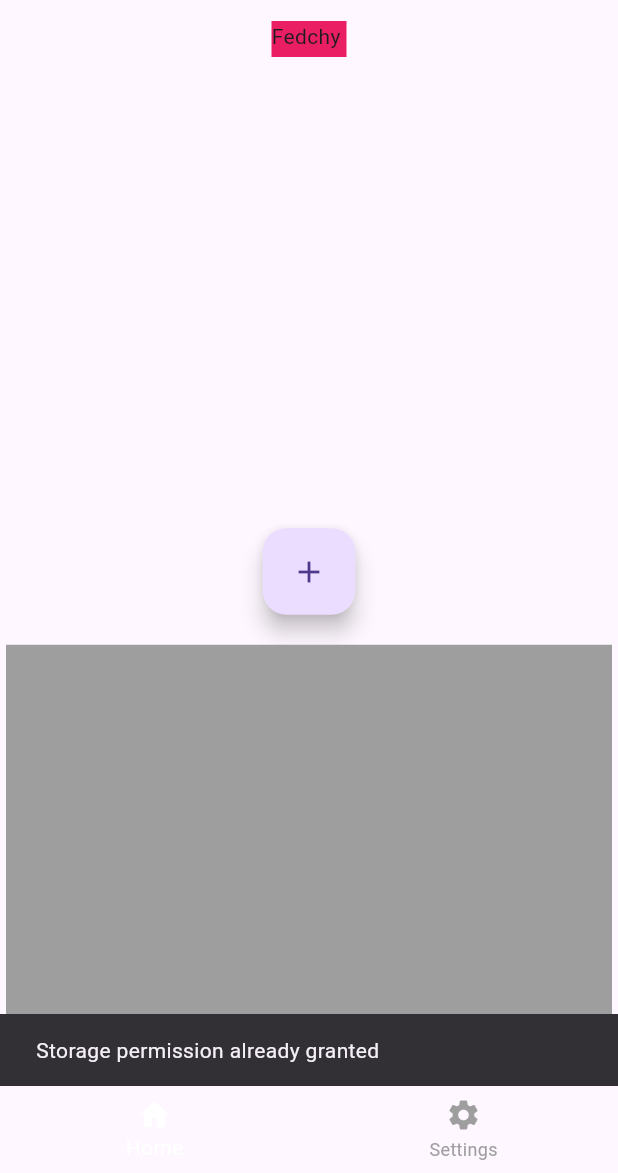
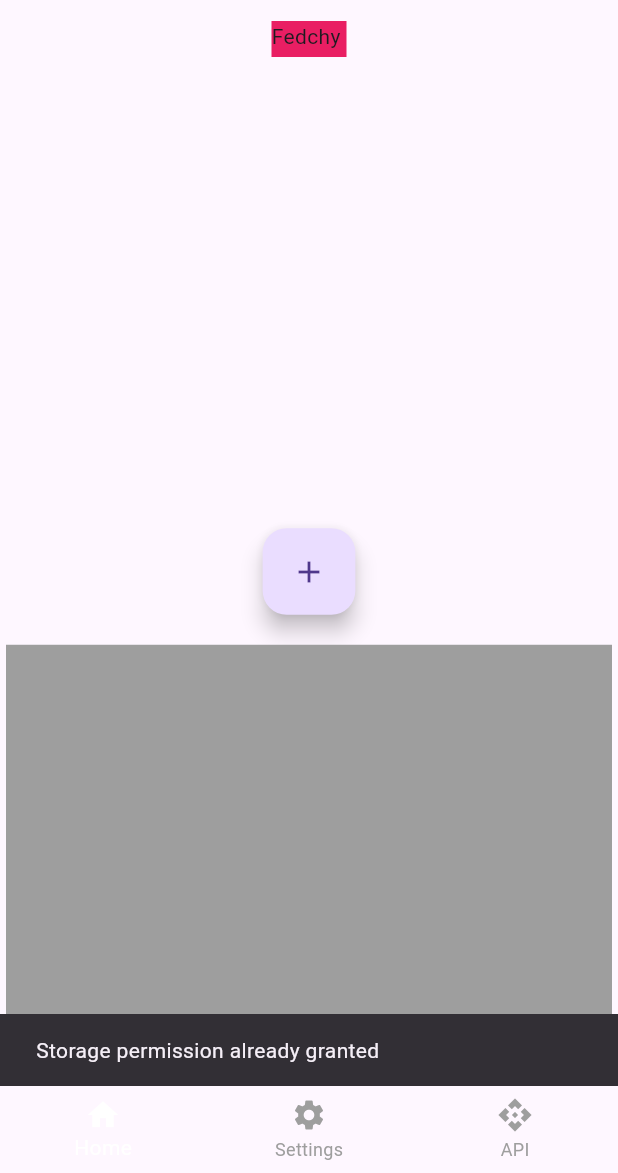
Before and after one commit to ebriONE/permission_handler_training, a Flutter app: the screen it shows after launch, after a tap on the "add" icon, on a phone screen of 412 x 824 dp, the part 63-1236 px from its top. Run offline on Flutter 3.47's test engine with Material 3 defaults, Android fonts, the phone set to English and light mode, and no system bars; our stand-ins replace connectivity_plus, get, permission_handler.

Commit message:
add network_controller and a HTTPs request

```diff
--- a/lib/Pages/homePage.dart
+++ b/lib/Pages/homePage.dart
@@ -2,11 +2,14 @@ import 'package:file_type_check/tools/permission.dart';
 import 'package:flutter/material.dart';
 
 class MainPage extends StatefulWidget {
+  const MainPage({super.key});
+
   @override
   State<MainPage> createState() => _MainPageState();
 }
 
 class _MainPageState extends State<MainPage> {
+
 
   Color _pressed = Colors.grey;
 
--- /dev/null
+++ b/lib/Pages/thirdPage.dart
@@ -0,0 +1,43 @@
+import 'package:flutter/material.dart';
+import 'package:flutter/widgets.dart';
+
+import '../tools/randomUserDataService.dart';
+
+
+  class apiPage extends StatefulWidget {
+  @override
+  _apiPage createState() => _apiPage();
+
+  }
+
+  class _apiPage extends State<apiPage>{
+
+
+
+
+    @override
+    loadUser() async {
+      final result = await UserService().getUser();
+      result.forEach((element) {print(element.email);
+
+      });
+    }
+    Widget build(BuildContext context){
+      return  Scaffold(
+        body: Center(
+          child: SizedBox(
+            height: MediaQuery.of(context).size.height * 0.4,
+            width: MediaQuery.of(context).size.width * 0.7,
+            child: Container(
+              color: Colors.blueGrey,
+              child: Text(""),
+              //TODO add data from returned JSON
+            ),
+          ),
+        ),
+
+      );
+    }
+
+
+  }
--- a/lib/Theme/theme.dart
+++ b/lib/Theme/theme.dart
@@ -3,7 +3,8 @@ import 'package:flutter/material.dart';
 ThemeData lightMode = ThemeData(
   brightness: Brightness.light,
   useMaterial3: true,
-  backgroundColor: Colors.black
+  primaryColor: Colors.blueGrey,
+
 
 
 
--- a/lib/main.dart
+++ b/lib/main.dart
@@ -1,16 +1,22 @@
 
 import 'package:file_type_check/Theme/theme.dart';
 import 'package:file_type_check/Theme/theme_provider.dart';
+import 'package:file_type_check/tools/dependency_injection.dart';
 import 'package:flutter/material.dart';
+import 'package:get/get.dart';
 import 'package:provider/provider.dart';
 import 'Pages/homePage.dart';
 import 'Pages/secondPage.dart';
+import 'Pages/thirdPage.dart';
 
 void main() {
-  runApp(ChangeNotifierProvider(create: (context) => ThemeProvider(),
-      child: const MyApp()
-  ),
+  runApp(
+    ChangeNotifierProvider(
+      create: (context) => ThemeProvider(),
+      child: const MyApp(),
+    ),
   );
+  DependencyInjection.init();
 }
 
 class MyApp extends StatelessWidget {
@@ -18,7 +24,7 @@ class MyApp extends StatelessWidget {
 
   @override
   Widget build(BuildContext context) {
-    return MaterialApp(
+    return GetMaterialApp(
       theme: lightMode,
       darkTheme: Provider.of<ThemeProvider>(context).themeData,
       debugShowCheckedModeBanner: false,
@@ -65,6 +71,7 @@ class _HomePageState extends State<HomePage> {
         children: [
           MainPage(),
           SecondPage(),
+          apiPage()
         ],
       ),
       bottomNavigationBar: BottomNavigationBar(
@@ -77,6 +84,10 @@ class _HomePageState extends State<HomePage> {
             icon: Icon(Icons.settings),
             label: 'Settings',
           ),
+          BottomNavigationBarItem(
+            icon: Icon(Icons.api),
+            label: "API"
+          )
         ],
         currentIndex: _selectedIndex,
         selectedItemColor: Colors.white,
--- /dev/null
+++ b/lib/tools/dependency_injection.dart
@@ -0,0 +1,10 @@
+import 'package:get/get.dart';
+
+import 'network_controller.dart';
+
+class DependencyInjection {
+
+  static void init() {
+    Get.put<NetworkController>(NetworkController(),permanent:true);
+  }
+}
--- /dev/null
+++ b/lib/tools/network_controller.dart
@@ -0,0 +1,44 @@
+import 'package:connectivity_plus/connectivity_plus.dart';
+import 'package:flutter/material.dart';
+import 'package:get/get.dart';
+
+class NetworkController extends GetxController {
+  final Connectivity _connectivity = Connectivity();
+
+  @override
+  void onInit() {
+    super.onInit();
+    _connectivity.onConnectivityChanged.listen(_updateConnectionStatus);
+  }
+
+  void _updateConnectionStatus(List<ConnectivityResult>? connectivityResults) {
+    if (connectivityResults == null || connectivityResults.isEmpty) {
+      return; // Do nothing if no connectivity results or empty list
+    }
+
+    // Check the latest connectivity result
+    ConnectivityResult connectivityResult = connectivityResults.last;
+
+    if (connectivityResult == ConnectivityResult.none) {
+      Get.rawSnackbar(
+        messageText: const Text(
+          'PLEASE CONNECT TO THE INTERNET',
+          style: TextStyle(
+            color: Colors.white,
+            fontSize: 14,
+          ),
+        ),
+        isDismissible: false,
+        duration: const Duration(days: 1),
+        backgroundColor: Colors.red[400]!,
+        icon: const Icon(Icons.wifi_off, color: Colors.white, size: 35,),
+        margin: EdgeInsets.zero,
+        snackStyle: SnackStyle.GROUNDED,
+      );
+    } else {
+      if (Get.isSnackbarOpen) {
+        Get.closeCurrentSnackbar();
+      }
+    }
+  }
+  }
```
Also changed, not shown: lib/Pages/secondPage.dart (+14 -9 lines), lib/tools/randomUserDataService.dart (added, +58 -0 lines), pubspec.yaml (+5 -2 lines), pubspec.lock, 3 other files.
